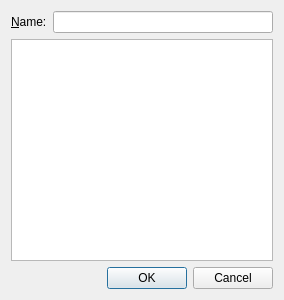
Above: editor/editor/NewFileDialog.ui from zapolnov/zxide before the change. Below: the same form after it.
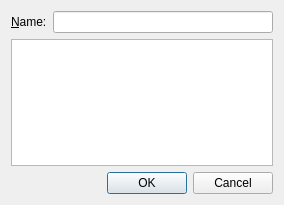
That is the form after the change.

Diff of the .ui file:
```diff
--- a/editor/editor/NewFileDialog.ui
+++ b/editor/editor/NewFileDialog.ui
@@ -7,7 +7,7 @@
     <x>0</x>
     <y>0</y>
     <width>284</width>
-    <height>300</height>
+    <height>205</height>
    </rect>
   </property>
   <property name="windowTitle">
```
